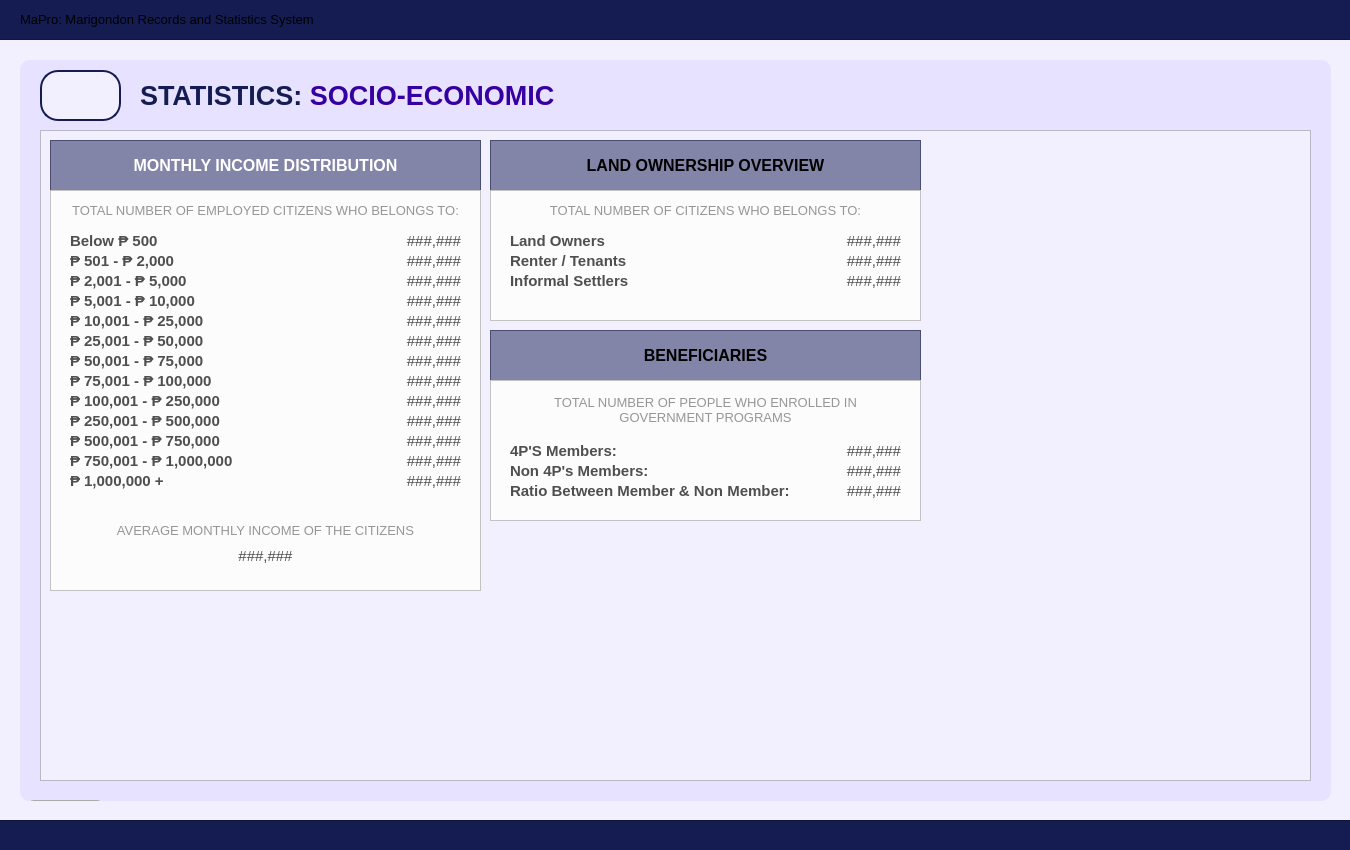
Before: the Qt Designer form UI/MainPages/StatisticPages/socioeconomic.ui in Yohhannn/Barangay-Records-Statistics-System, drawn with Qt 5.
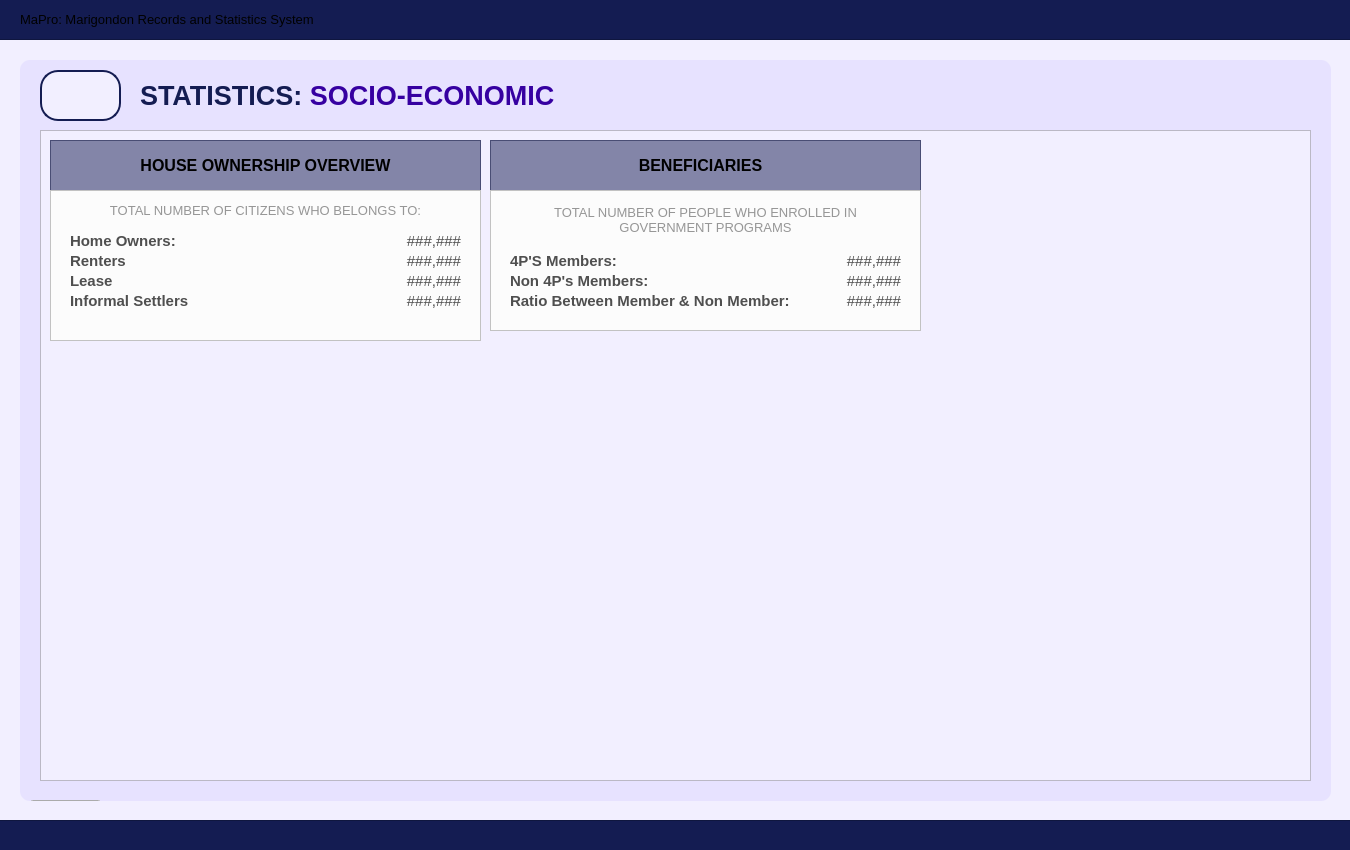
After: the same form once the commit is applied. Icons and pictures are not drawn.

Commit message:
[ General Update V2.8.0 ] + Added 3 Pages Form for Citizen Register + New Changes to the UI + Fully Changed Business to Institutions + Fully Changed Schedule to Transactions + Modified Statistics Sub Pages + Added Radio Button Groups + Admin Override From PIN to Button + Added a few Icons
NOTE: Ang mo himo sa backend kamo lang butang validation/required og more if logic.

-JP

The edit to the form file:
```diff
--- a/UI/MainPages/StatisticPages/socioeconomic.ui
+++ b/UI/MainPages/StatisticPages/socioeconomic.ui
@@ -210,947 +210,10 @@
     <property name="frameShadow">
      <enum>QFrame::Shadow::Raised</enum>
     </property>
-    <widget class="QFrame" name="table_titleFrameStatistics">
-     <property name="geometry">
-      <rect>
-       <x>10</x>
-       <y>10</y>
-       <width>431</width>
-       <height>51</height>
-      </rect>
-     </property>
-     <property name="styleSheet">
-      <string notr="true">#table_titleFrameStatistics{
-	background-color: rgba(20, 28, 82, 128)
-}
-</string>
-     </property>
-     <property name="frameShape">
-      <enum>QFrame::Shape::StyledPanel</enum>
-     </property>
-     <property name="frameShadow">
-      <enum>QFrame::Shadow::Raised</enum>
-     </property>
-     <widget class="QLabel" name="statistics_labelNote">
-      <property name="geometry">
-       <rect>
-        <x>0</x>
-        <y>0</y>
-        <width>431</width>
-        <height>51</height>
-       </rect>
-      </property>
-      <property name="font">
-       <font>
-        <family>Arial</family>
-        <pointsize>12</pointsize>
-        <bold>true</bold>
-       </font>
-      </property>
-      <property name="styleSheet">
-       <string notr="true">#statistics_labelNote {
-	background-color: transparent;
-	color: #FFFFFF;
-}
-</string>
-      </property>
-      <property name="text">
-       <string>MONTHLY INCOME DISTRIBUTION</string>
-      </property>
-      <property name="alignment">
-       <set>Qt::AlignmentFlag::AlignCenter</set>
-      </property>
-     </widget>
-    </widget>
-    <widget class="QFrame" name="demo_framePopulationOverview">
-     <property name="geometry">
-      <rect>
-       <x>10</x>
-       <y>60</y>
-       <width>431</width>
-       <height>401</height>
-      </rect>
-     </property>
-     <property name="styleSheet">
-      <string notr="true">#demo_framePopulationOverview{
-	background-color: #fcfcfc;
-}</string>
-     </property>
-     <property name="frameShape">
-      <enum>QFrame::Shape::StyledPanel</enum>
-     </property>
-     <property name="frameShadow">
-      <enum>QFrame::Shadow::Raised</enum>
-     </property>
-     <widget class="QLabel" name="income_250K_500K">
-      <property name="geometry">
-       <rect>
-        <x>250</x>
-        <y>220</y>
-        <width>161</width>
-        <height>21</height>
-       </rect>
-      </property>
-      <property name="font">
-       <font>
-        <family>Arial</family>
-        <pointsize>11</pointsize>
-        <bold>false</bold>
-       </font>
-      </property>
-      <property name="styleSheet">
-       <string notr="true">#income_250K_500K {
-	background-color: transparent;
-	color: #4f4f4f;
-}
-</string>
-      </property>
-      <property name="text">
-       <string>###,###</string>
-      </property>
-      <property name="alignment">
-       <set>Qt::AlignmentFlag::AlignRight|Qt::AlignmentFlag::AlignTrailing|Qt::AlignmentFlag::AlignVCenter</set>
-      </property>
-     </widget>
-     <widget class="QLabel" name="income_50K_75K">
-      <property name="geometry">
-       <rect>
-        <x>250</x>
-        <y>160</y>
-        <width>161</width>
-        <height>21</height>
-       </rect>
-      </property>
-      <property name="font">
-       <font>
-        <family>Arial</family>
-        <pointsize>11</pointsize>
-        <bold>false</bold>
-       </font>
-      </property>
-      <property name="styleSheet">
-       <string notr="true">#income_50K_75K {
-	background-color: transparent;
-	color: #4f4f4f;
-}
-</string>
-      </property>
-      <property name="text">
-       <string>###,###</string>
-      </property>
-      <property name="alignment">
-       <set>Qt::AlignmentFlag::AlignRight|Qt::AlignmentFlag::AlignTrailing|Qt::AlignmentFlag::AlignVCenter</set>
-      </property>
-     </widget>
-     <widget class="QLabel" name="income_B500">
-      <property name="geometry">
-       <rect>
-        <x>250</x>
-        <y>40</y>
-        <width>161</width>
-        <height>21</height>
-       </rect>
-      </property>
-      <property name="font">
-       <font>
-        <family>Arial</family>
-        <pointsize>11</pointsize>
-        <bold>false</bold>
-       </font>
-      </property>
-      <property name="styleSheet">
-       <string notr="true">#income_B500 {
-	background-color: transparent;
-	color: #4f4f4f;
-}
-</string>
-      </property>
-      <property name="text">
-       <string>###,###</string>
-      </property>
-      <property name="alignment">
-       <set>Qt::AlignmentFlag::AlignRight|Qt::AlignmentFlag::AlignTrailing|Qt::AlignmentFlag::AlignVCenter</set>
-      </property>
-     </widget>
-     <widget class="QLabel" name="income_label_100K_250K">
-      <property name="geometry">
-       <rect>
-        <x>20</x>
-        <y>200</y>
-        <width>231</width>
-        <height>21</height>
-       </rect>
-      </property>
-      <property name="font">
-       <font>
-        <family>Arial</family>
-        <pointsize>11</pointsize>
-        <bold>true</bold>
-       </font>
-      </property>
-      <property name="styleSheet">
-       <string notr="true">#income_label_100K_250K {
-	background-color: transparent;
-	color: #4f4f4f;
-}
-</string>
-      </property>
-      <property name="text">
-       <string>₱ 100,001 - ₱ 250,000</string>
-      </property>
-      <property name="alignment">
-       <set>Qt::AlignmentFlag::AlignLeading|Qt::AlignmentFlag::AlignLeft|Qt::AlignmentFlag::AlignVCenter</set>
-      </property>
-     </widget>
-     <widget class="QLabel" name="income_25K_50K">
-      <property name="geometry">
-       <rect>
-        <x>250</x>
-        <y>140</y>
-        <width>161</width>
-        <height>21</height>
-       </rect>
-      </property>
-      <property name="font">
-       <font>
-        <family>Arial</family>
-        <pointsize>11</pointsize>
-        <bold>false</bold>
-       </font>
-      </property>
-      <property name="styleSheet">
-       <string notr="true">#income_25K_50K {
-	background-color: transparent;
-	color: #4f4f4f;
-}
-</string>
-      </property>
-      <property name="text">
-       <string>###,###</string>
-      </property>
-      <property name="alignment">
-       <set>Qt::AlignmentFlag::AlignRight|Qt::AlignmentFlag::AlignTrailing|Qt::AlignmentFlag::AlignVCenter</set>
-      </property>
-     </widget>
-     <widget class="QLabel" name="income_label_250K_500K">
-      <property name="geometry">
-       <rect>
-        <x>20</x>
-        <y>220</y>
-        <width>231</width>
-        <height>21</height>
-       </rect>
-      </property>
-      <property name="font">
-       <font>
-        <family>Arial</family>
-        <pointsize>11</pointsize>
-        <bold>true</bold>
-       </font>
-      </property>
-      <property name="styleSheet">
-       <string notr="true">#income_label_250K_500K {
-	background-color: transparent;
-	color: #4f4f4f;
-}
-</string>
-      </property>
-      <property name="text">
-       <string>₱ 250,001 - ₱ 500,000</string>
-      </property>
-      <property name="alignment">
-       <set>Qt::AlignmentFlag::AlignLeading|Qt::AlignmentFlag::AlignLeft|Qt::AlignmentFlag::AlignVCenter</set>
-      </property>
-     </widget>
-     <widget class="QLabel" name="income_label_5001_10K">
-      <property name="geometry">
-       <rect>
-        <x>20</x>
-        <y>100</y>
-        <width>231</width>
-        <height>21</height>
-       </rect>
-      </property>
-      <property name="font">
-       <font>
-        <family>Arial</family>
-        <pointsize>11</pointsize>
-        <bold>true</bold>
-       </font>
-      </property>
-      <property name="styleSheet">
-       <string notr="true">#income_label_5001_10K {
-	background-color: transparent;
-	color: #4f4f4f;
-}
-</string>
-      </property>
-      <property name="text">
-       <string>₱ 5,001 - ₱ 10,000</string>
-      </property>
-      <property name="alignment">
-       <set>Qt::AlignmentFlag::AlignLeading|Qt::AlignmentFlag::AlignLeft|Qt::AlignmentFlag::AlignVCenter</set>
-      </property>
-     </widget>
-     <widget class="QLabel" name="income_5001_10K">
-      <property name="geometry">
-       <rect>
-        <x>250</x>
-        <y>100</y>
-        <width>161</width>
-        <height>21</height>
-       </rect>
-      </property>
-      <property name="font">
-       <font>
-        <family>Arial</family>
-        <pointsize>11</pointsize>
-        <bold>false</bold>
-       </font>
-      </property>
-      <property name="styleSheet">
-       <string notr="true">#income_5001_10K {
-	background-color: transparent;
-	color: #4f4f4f;
-}
-</string>
-      </property>
-      <property name="text">
-       <string>###,###</string>
-      </property>
-      <property name="alignment">
-       <set>Qt::AlignmentFlag::AlignRight|Qt::AlignmentFlag::AlignTrailing|Qt::AlignmentFlag::AlignVCenter</set>
-      </property>
-     </widget>
-     <widget class="QLabel" name="income_2001_5000">
-      <property name="geometry">
-       <rect>
-        <x>250</x>
-        <y>80</y>
-        <width>161</width>
-        <height>21</height>
-       </rect>
-      </property>
-      <property name="font">
-       <font>
-        <family>Arial</family>
-        <pointsize>11</pointsize>
-        <bold>false</bold>
-       </font>
-      </property>
-      <property name="styleSheet">
-       <string notr="true">#income_2001_5000 {
-	background-color: transparent;
-	color: #4f4f4f;
-}
-</string>
-      </property>
-      <property name="text">
-       <string>###,###</string>
-      </property>
-      <property name="alignment">
-       <set>Qt::AlignmentFlag::AlignRight|Qt::AlignmentFlag::AlignTrailing|Qt::AlignmentFlag::AlignVCenter</set>
-      </property>
-     </widget>
-     <widget class="QLabel" name="income_label_501_2000">
-      <property name="geometry">
-       <rect>
-        <x>20</x>
-        <y>60</y>
-        <width>231</width>
-        <height>21</height>
-       </rect>
-      </property>
-      <property name="font">
-       <font>
-        <family>Arial</family>
-        <pointsize>11</pointsize>
-        <bold>true</bold>
-       </font>
-      </property>
-      <property name="styleSheet">
-       <string notr="true">#income_label_501_2000 {
-	background-color: transparent;
-	color: #4f4f4f;
-}
-</string>
-      </property>
-      <property name="text">
-       <string>₱ 501 - ₱ 2,000</string>
-      </property>
-      <property name="alignment">
-       <set>Qt::AlignmentFlag::AlignLeading|Qt::AlignmentFlag::AlignLeft|Qt::AlignmentFlag::AlignVCenter</set>
-      </property>
-     </widget>
-     <widget class="QLabel" name="income_label_2001_5000">
-      <property name="geometry">
-       <rect>
-        <x>20</x>
-        <y>80</y>
-        <width>231</width>
-        <height>21</height>
-       </rect>
-      </property>
-      <property name="font">
-       <font>
-        <family>Arial</family>
-        <pointsize>11</pointsize>
-        <bold>true</bold>
-       </font>
-      </property>
-      <property name="styleSheet">
-       <string notr="true">#income_label_2001_5000 {
-	background-color: transparent;
-	color: #4f4f4f;
-}
-</string>
-      </property>
-      <property name="text">
-       <string>₱ 2,001 - ₱ 5,000</string>
-      </property>
-      <property name="alignment">
-       <set>Qt::AlignmentFlag::AlignLeading|Qt::AlignmentFlag::AlignLeft|Qt::AlignmentFlag::AlignVCenter</set>
-      </property>
-     </widget>
-     <widget class="QLabel" name="income_501_2000">
-      <property name="geometry">
-       <rect>
-        <x>250</x>
-        <y>60</y>
-        <width>161</width>
-        <height>21</height>
-       </rect>
-      </property>
-      <property name="font">
-       <font>
-        <family>Arial</family>
-        <pointsize>11</pointsize>
-        <bold>false</bold>
-       </font>
-      </property>
-      <property name="styleSheet">
-       <string notr="true">#income_501_2000 {
-	background-color: transparent;
-	color: #4f4f4f;
-}
-</string>
-      </property>
-      <property name="text">
-       <string>###,###</string>
-      </property>
-      <property name="alignment">
-       <set>Qt::AlignmentFlag::AlignRight|Qt::AlignmentFlag::AlignTrailing|Qt::AlignmentFlag::AlignVCenter</set>
-      </property>
-     </widget>
-     <widget class="QLabel" name="income_label_50K_75K">
-      <property name="geometry">
-       <rect>
-        <x>20</x>
-        <y>160</y>
-        <width>231</width>
-        <height>21</height>
-       </rect>
-      </property>
-      <property name="font">
-       <font>
-        <family>Arial</family>
-        <pointsize>11</pointsize>
-        <bold>true</bold>
-       </font>
-      </property>
-      <property name="styleSheet">
-       <string notr="true">#income_label_50K_75K {
-	background-color: transparent;
-	color: #4f4f4f;
-}
-</string>
-      </property>
-      <property name="text">
-       <string>₱ 50,001 - ₱ 75,000</string>
-      </property>
-      <property name="alignment">
-       <set>Qt::AlignmentFlag::AlignLeading|Qt::AlignmentFlag::AlignLeft|Qt::AlignmentFlag::AlignVCenter</set>
-      </property>
-     </widget>
-     <widget class="QLabel" name="income_label_75K_100K">
-      <property name="geometry">
-       <rect>
-        <x>20</x>
-        <y>180</y>
-        <width>231</width>
-        <height>21</height>
-       </rect>
-      </property>
-      <property name="font">
-       <font>
-        <family>Arial</family>
-        <pointsize>11</pointsize>
-        <bold>true</bold>
-       </font>
-      </property>
-      <property name="styleSheet">
-       <string notr="true">#income_label_75K_100K {
-	background-color: transparent;
-	color: #4f4f4f;
-}
-</string>
-      </property>
-      <property name="text">
-       <string>₱ 75,001 - ₱ 100,000</string>
-      </property>
-      <property name="alignment">
-       <set>Qt::AlignmentFlag::AlignLeading|Qt::AlignmentFlag::AlignLeft|Qt::AlignmentFlag::AlignVCenter</set>
-      </property>
-     </widget>
-     <widget class="QLabel" name="income_10K_25K">
-      <property name="geometry">
-       <rect>
-        <x>250</x>
-        <y>120</y>
-        <width>161</width>
-        <height>21</height>
-       </rect>
-      </property>
-      <property name="font">
-       <font>
-        <family>Arial</family>
-        <pointsize>11</pointsize>
-        <bold>false</bold>
-       </font>
-      </property>
-      <property name="styleSheet">
-       <string notr="true">#income_10K_25K {
-	background-color: transparent;
-	color: #4f4f4f;
-}
-</string>
-      </property>
-      <property name="text">
-       <string>###,###</string>
-      </property>
-      <property name="alignment">
-       <set>Qt::AlignmentFlag::AlignRight|Qt::AlignmentFlag::AlignTrailing|Qt::AlignmentFlag::AlignVCenter</set>
-      </property>
-     </widget>
-     <widget class="QLabel" name="income_label_10K_25K">
-      <property name="geometry">
-       <rect>
-        <x>20</x>
-        <y>120</y>
-        <width>231</width>
-        <height>21</height>
-       </rect>
-      </property>
-      <property name="font">
-       <font>
-        <family>Arial</family>
-        <pointsize>11</pointsize>
-        <bold>true</bold>
-       </font>
-      </property>
-      <property name="styleSheet">
-       <string notr="true">#income_label_10K_25K {
-	background-color: transparent;
-	color: #4f4f4f;
-}
-</string>
-      </property>
-      <property name="text">
-       <string>₱ 10,001 - ₱ 25,000</string>
-      </property>
-      <property name="alignment">
-       <set>Qt::AlignmentFlag::AlignLeading|Qt::AlignmentFlag::AlignLeft|Qt::AlignmentFlag::AlignVCenter</set>
-      </property>
-     </widget>
-     <widget class="QLabel" name="income_label_25K_50K">
-      <property name="geometry">
-       <rect>
-        <x>20</x>
-        <y>140</y>
-        <width>231</width>
-        <height>21</height>
-       </rect>
-      </property>
-      <property name="font">
-       <font>
-        <family>Arial</family>
-        <pointsize>11</pointsize>
-        <bold>true</bold>
-       </font>
-      </property>
-      <property name="styleSheet">
-       <string notr="true">#income_label_25K_50K {
-	background-color: transparent;
-	color: #4f4f4f;
-}
-</string>
-      </property>
-      <property name="text">
-       <string>₱ 25,001 - ₱ 50,000</string>
-      </property>
-      <property name="alignment">
-       <set>Qt::AlignmentFlag::AlignLeading|Qt::AlignmentFlag::AlignLeft|Qt::AlignmentFlag::AlignVCenter</set>
-      </property>
-     </widget>
-     <widget class="QLabel" name="income_75K_100K">
-      <property name="geometry">
-       <rect>
-        <x>250</x>
-        <y>180</y>
-        <width>161</width>
-        <height>21</height>
-       </rect>
-      </property>
-      <property name="font">
-       <font>
-        <family>Arial</family>
-        <pointsize>11</pointsize>
-        <bold>false</bold>
-       </font>
-      </property>
-      <property name="styleSheet">
-       <string notr="true">#income_75K_100K {
-	background-color: transparent;
-	color: #4f4f4f;
-}
-</string>
-      </property>
-      <property name="text">
-       <string>###,###</string>
-      </property>
-      <property name="alignment">
-       <set>Qt::AlignmentFlag::AlignRight|Qt::AlignmentFlag::AlignTrailing|Qt::AlignmentFlag::AlignVCenter</set>
-      </property>
-     </widget>
-     <widget class="QLabel" name="income_100K_250K">
-      <property name="geometry">
-       <rect>
-        <x>250</x>
-        <y>200</y>
-        <width>161</width>
-        <height>21</height>
-       </rect>
-      </property>
-      <property name="font">
-       <font>
-        <family>Arial</family>
-        <pointsize>11</pointsize>
-        <bold>false</bold>
-       </font>
-      </property>
-      <property name="styleSheet">
-       <string notr="true">#income_100K_250K {
-	background-color: transparent;
-	color: #4f4f4f;
-}
-</string>
-      </property>
-      <property name="text">
-       <string>###,###</string>
-      </property>
-      <property name="alignment">
-       <set>Qt::AlignmentFlag::AlignRight|Qt::AlignmentFlag::AlignTrailing|Qt::AlignmentFlag::AlignVCenter</set>
-      </property>
-     </widget>
-     <widget class="QLabel" name="income_label_B500">
-      <property name="geometry">
-       <rect>
-        <x>20</x>
-        <y>40</y>
-        <width>231</width>
-        <height>21</height>
-       </rect>
-      </property>
-      <property name="font">
-       <font>
-        <family>Arial</family>
-        <pointsize>11</pointsize>
-        <bold>true</bold>
-       </font>
-      </property>
-      <property name="styleSheet">
-       <string notr="true">#income_label_B500 {
-	background-color: transparent;
-	color: #4f4f4f;
-}
-</string>
-      </property>
-      <property name="text">
-       <string>Below ₱ 500</string>
-      </property>
-      <property name="alignment">
-       <set>Qt::AlignmentFlag::AlignLeading|Qt::AlignmentFlag::AlignLeft|Qt::AlignmentFlag::AlignVCenter</set>
-      </property>
-     </widget>
-     <widget class="QLabel" name="label_desc2">
-      <property name="geometry">
-       <rect>
-        <x>0</x>
-        <y>10</y>
-        <width>431</width>
-        <height>20</height>
-       </rect>
-      </property>
-      <property name="font">
-       <font>
-        <family>Arial</family>
-        <pointsize>10</pointsize>
-       </font>
-      </property>
-      <property name="styleSheet">
-       <string notr="true">#label_desc2{
-	color: #969696;
-}</string>
-      </property>
-      <property name="text">
-       <string>TOTAL NUMBER OF EMPLOYED CITIZENS WHO BELONGS TO:</string>
-      </property>
-      <property name="alignment">
-       <set>Qt::AlignmentFlag::AlignCenter</set>
-      </property>
-     </widget>
-     <widget class="QLabel" name="income_1MP">
-      <property name="geometry">
-       <rect>
-        <x>250</x>
-        <y>280</y>
-        <width>161</width>
-        <height>21</height>
-       </rect>
-      </property>
-      <property name="font">
-       <font>
-        <family>Arial</family>
-        <pointsize>11</pointsize>
-        <bold>false</bold>
-       </font>
-      </property>
-      <property name="styleSheet">
-       <string notr="true">#income_1MP {
-	background-color: transparent;
-	color: #4f4f4f;
-}
-</string>
-      </property>
-      <property name="text">
-       <string>###,###</string>
-      </property>
-      <property name="alignment">
-       <set>Qt::AlignmentFlag::AlignRight|Qt::AlignmentFlag::AlignTrailing|Qt::AlignmentFlag::AlignVCenter</set>
-      </property>
-     </widget>
-     <widget class="QLabel" name="income_500K_750K">
-      <property name="geometry">
-       <rect>
-        <x>250</x>
-        <y>240</y>
-        <width>161</width>
-        <height>21</height>
-       </rect>
-      </property>
-      <property name="font">
-       <font>
-        <family>Arial</family>
-        <pointsize>11</pointsize>
-        <bold>false</bold>
-       </font>
-      </property>
-      <property name="styleSheet">
-       <string notr="true">#income_500K_750K {
-	background-color: transparent;
-	color: #4f4f4f;
-}
-</string>
-      </property>
-      <property name="text">
-       <string>###,###</string>
-      </property>
-      <property name="alignment">
-       <set>Qt::AlignmentFlag::AlignRight|Qt::AlignmentFlag::AlignTrailing|Qt::AlignmentFlag::AlignVCenter</set>
-      </property>
-     </widget>
-     <widget class="QLabel" name="income_label_750K_1M">
-      <property name="geometry">
-       <rect>
-        <x>20</x>
-        <y>260</y>
-        <width>231</width>
-        <height>21</height>
-       </rect>
-      </property>
-      <property name="font">
-       <font>
-        <family>Arial</family>
-        <pointsize>11</pointsize>
-        <bold>true</bold>
-       </font>
-      </property>
-      <property name="styleSheet">
-       <string notr="true">#income_label_750K_1M {
-	background-color: transparent;
-	color: #4f4f4f;
-}
-</string>
-      </property>
-      <property name="text">
-       <string>₱ 750,001 - ₱ 1,000,000</string>
-      </property>
-      <property name="alignment">
-       <set>Qt::AlignmentFlag::AlignLeading|Qt::AlignmentFlag::AlignLeft|Qt::AlignmentFlag::AlignVCenter</set>
-      </property>
-     </widget>
-     <widget class="QLabel" name="income_label_1MP">
-      <property name="geometry">
-       <rect>
-        <x>20</x>
-        <y>280</y>
-        <width>231</width>
-        <height>21</height>
-       </rect>
-      </property>
-      <property name="font">
-       <font>
-        <family>Arial</family>
-        <pointsize>11</pointsize>
-        <bold>true</bold>
-       </font>
-      </property>
-      <property name="styleSheet">
-       <string notr="true">#income_label_1MP {
-	background-color: transparent;
-	color: #4f4f4f;
-}
-</string>
-      </property>
-      <property name="text">
-       <string>₱ 1,000,000 +</string>
-      </property>
-      <property name="alignment">
-       <set>Qt::AlignmentFlag::AlignLeading|Qt::AlignmentFlag::AlignLeft|Qt::AlignmentFlag::AlignVCenter</set>
-      </property>
-     </widget>
-     <widget class="QLabel" name="income_label_500K_750K">
-      <property name="geometry">
-       <rect>
-        <x>20</x>
-        <y>240</y>
-        <width>231</width>
-        <height>21</height>
-       </rect>
-      </property>
-      <property name="font">
-       <font>
-        <family>Arial</family>
-        <pointsize>11</pointsize>
-        <bold>true</bold>
-       </font>
-      </property>
-      <property name="styleSheet">
-       <string notr="true">#income_label_500K_750K {
-	background-color: transparent;
-	color: #4f4f4f;
-}
-</string>
-      </property>
-      <property name="text">
-       <string>₱ 500,001 - ₱ 750,000</string>
-      </property>
-      <property name="alignment">
-       <set>Qt::AlignmentFlag::AlignLeading|Qt::AlignmentFlag::AlignLeft|Qt::AlignmentFlag::AlignVCenter</set>
-      </property>
-     </widget>
-     <widget class="QLabel" name="income_750K_1M">
-      <property name="geometry">
-       <rect>
-        <x>250</x>
-        <y>260</y>
-        <width>161</width>
-        <height>21</height>
-       </rect>
-      </property>
-      <property name="font">
-       <font>
-        <family>Arial</family>
-        <pointsize>11</pointsize>
-        <bold>false</bold>
-       </font>
-      </property>
-      <property name="styleSheet">
-       <string notr="true">#income_750K_1M {
-	background-color: transparent;
-	color: #4f4f4f;
-}
-</string>
-      </property>
-      <property name="text">
-       <string>###,###</string>
-      </property>
-      <property name="alignment">
-       <set>Qt::AlignmentFlag::AlignRight|Qt::AlignmentFlag::AlignTrailing|Qt::AlignmentFlag::AlignVCenter</set>
-      </property>
-     </widget>
-     <widget class="QLabel" name="label_desc2_2">
-      <property name="geometry">
-       <rect>
-        <x>0</x>
-        <y>330</y>
-        <width>431</width>
-        <height>20</height>
-       </rect>
-      </property>
-      <property name="font">
-       <font>
-        <family>Arial</family>
-        <pointsize>10</pointsize>
-       </font>
-      </property>
-      <property name="styleSheet">
-       <string notr="true">#label_desc2_2{
-	color: #969696;
-}</string>
-      </property>
-      <property name="text">
-       <string>AVERAGE MONTHLY INCOME OF THE CITIZENS</string>
-      </property>
-      <property name="alignment">
-       <set>Qt::AlignmentFlag::AlignCenter</set>
-      </property>
-     </widget>
-     <widget class="QLabel" name="income_monthly_avg">
-      <property name="geometry">
-       <rect>
-        <x>0</x>
-        <y>350</y>
-        <width>431</width>
-        <height>31</height>
-       </rect>
-      </property>
-      <property name="font">
-       <font>
-        <family>Arial</family>
-        <pointsize>11</pointsize>
-        <bold>false</bold>
-       </font>
-      </property>
-      <property name="styleSheet">
-       <string notr="true">#income_monthly_avg {
-	background-color: transparent;
-	color: #4f4f4f;
-}
-</string>
-      </property>
-      <property name="text">
-       <string>###,###</string>
-      </property>
-      <property name="alignment">
-       <set>Qt::AlignmentFlag::AlignCenter</set>
-      </property>
-     </widget>
-    </widget>
     <widget class="QFrame" name="table_titleFrameStatistics_2">
      <property name="geometry">
       <rect>
-       <x>450</x>
+       <x>10</x>
        <y>10</y>
        <width>431</width>
        <height>51</height>
@@ -1192,7 +255,7 @@
 </string>
       </property>
       <property name="text">
-       <string>LAND OWNERSHIP OVERVIEW</string>
+       <string>HOUSE OWNERSHIP OVERVIEW</string>
       </property>
       <property name="alignment">
        <set>Qt::AlignmentFlag::AlignCenter</set>
@@ -1202,10 +265,10 @@
     <widget class="QFrame" name="stat_frame_ownership">
      <property name="geometry">
       <rect>
-       <x>450</x>
+       <x>10</x>
        <y>60</y>
        <width>431</width>
-       <height>131</height>
+       <height>151</height>
       </rect>
      </property>
      <property name="styleSheet">
@@ -1253,7 +316,7 @@
       <property name="geometry">
        <rect>
         <x>250</x>
-        <y>80</y>
+        <y>100</y>
         <width>161</width>
         <height>21</height>
        </rect>
@@ -1303,7 +366,7 @@
 </string>
       </property>
       <property name="text">
-       <string>Renter / Tenants</string>
+       <string>Renters</string>
       </property>
       <property name="alignment">
        <set>Qt::AlignmentFlag::AlignLeading|Qt::AlignmentFlag::AlignLeft|Qt::AlignmentFlag::AlignVCenter</set>
@@ -1313,7 +376,7 @@
       <property name="geometry">
        <rect>
         <x>20</x>
-        <y>80</y>
+        <y>100</y>
         <width>231</width>
         <height>21</height>
        </rect>
@@ -1393,7 +456,7 @@
 </string>
       </property>
       <property name="text">
-       <string>Land Owners</string>
+       <string>Home Owners:</string>
       </property>
       <property name="alignment">
        <set>Qt::AlignmentFlag::AlignLeading|Qt::AlignmentFlag::AlignLeft|Qt::AlignmentFlag::AlignVCenter</set>
@@ -1426,12 +489,72 @@
        <set>Qt::AlignmentFlag::AlignCenter</set>
       </property>
      </widget>
+     <widget class="QLabel" name="ownership_label_Lease">
+      <property name="geometry">
+       <rect>
+        <x>20</x>
+        <y>80</y>
+        <width>231</width>
+        <height>21</height>
+       </rect>
+      </property>
+      <property name="font">
+       <font>
+        <family>Arial</family>
+        <pointsize>11</pointsize>
+        <bold>true</bold>
+       </font>
+      </property>
+      <property name="styleSheet">
+       <string notr="true">#ownership_label_Lease {
+	background-color: transparent;
+	color: #4f4f4f;
+}
+</string>
+      </property>
+      <property name="text">
+       <string>Lease</string>
+      </property>
+      <property name="alignment">
+       <set>Qt::AlignmentFlag::AlignLeading|Qt::AlignmentFlag::AlignLeft|Qt::AlignmentFlag::AlignVCenter</set>
+      </property>
+     </widget>
+     <widget class="QLabel" name="ownership_Lease">
+      <property name="geometry">
+       <rect>
+        <x>250</x>
+        <y>80</y>
+        <width>161</width>
+        <height>21</height>
+       </rect>
+      </property>
+      <property name="font">
+       <font>
+        <family>Arial</family>
+        <pointsize>11</pointsize>
+        <bold>false</bold>
+       </font>
+      </property>
+      <property name="styleSheet">
+       <string notr="true">#ownership_Lease {
+	background-color: transparent;
+	color: #4f4f4f;
+}
+</string>
+      </property>
+      <property name="text">
+       <string>###,###</string>
+      </property>
+      <property name="alignment">
+       <set>Qt::AlignmentFlag::AlignRight|Qt::AlignmentFlag::AlignTrailing|Qt::AlignmentFlag::AlignVCenter</set>
+      </property>
+     </widget>
     </widget>
     <widget class="QFrame" name="table_titleFrameStatistics_3">
      <property name="geometry">
       <rect>
        <x>450</x>
-       <y>200</y>
+       <y>10</y>
        <width>431</width>
        <height>51</height>
       </rect>
@@ -1453,7 +576,7 @@
        <rect>
         <x>0</x>
         <y>0</y>
-        <width>431</width>
+        <width>421</width>
         <height>51</height>
        </rect>
       </property>
@@ -1483,7 +606,7 @@
      <property name="geometry">
       <rect>
        <x>450</x>
-       <y>250</y>
+       <y>60</y>
        <width>431</width>
        <height>141</height>
       </rect>
```
The commit also changes 21 other files.
